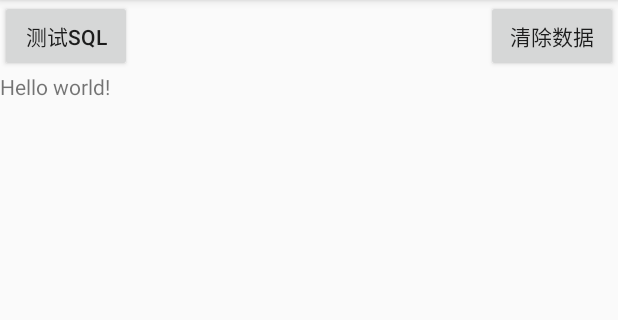
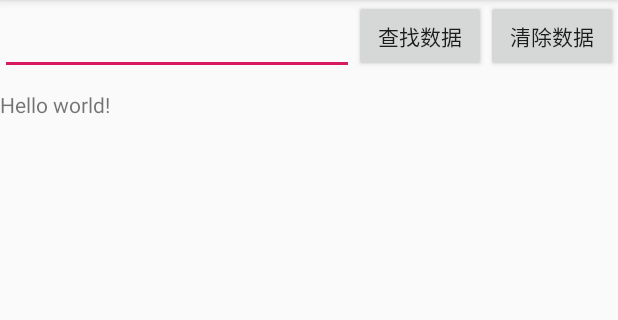
Before and after one commit to yleer3407/JTDS_SQL_APP, an Android app: the screen it shows after launch (MainActivity), on a phone screen of 412 x 824 dp, the part 84-404 px from its top. Run offline under Robolectric (Android 15) with nearby library versions, the phone set to English and light mode, and no system bars.

Commit message:
完成app部分搜索功能

```diff
--- a/AndroidCode3/app/src/main/AndroidManifest.xml
+++ b/AndroidCode3/app/src/main/AndroidManifest.xml
@@ -9,7 +9,7 @@
     <application
         android:allowBackup="true"
         android:icon="@mipmap/youli"
-        android:label="优力订单"
+        android:label="@string/app_name"
         android:roundIcon="@mipmap/ic_launcher_round"
         android:supportsRtl="true"
         android:theme="@style/AppTheme">
--- a/AndroidCode3/app/src/main/java/com/example/youlidata/MainActivity.java
+++ b/AndroidCode3/app/src/main/java/com/example/youlidata/MainActivity.java
@@ -6,9 +6,11 @@ import android.os.Bundle;
 import android.os.Handler;
 import android.os.Message;
 import android.view.View;
+import android.widget.EditText;
 import android.widget.TextView;
 
 public class MainActivity extends AppCompatActivity {
+    private EditText edtxt;
     private View btnTest;
     private View btnClean;
     private TextView tvTestResult;
@@ -19,6 +21,7 @@ public class MainActivity extends AppCompatActivity {
         setContentView(R.layout.activity_main);
         btnTest=findViewById(R.id.btnTestSql);
         btnClean=findViewById(R.id.btnClean);
+        edtxt = findViewById(R.id.editSearch);
         tvTestResult = (TextView)findViewById(R.id.tvTestResult);
 
         btnTest.setOnClickListener(getClickEvent());
@@ -46,7 +49,9 @@ public class MainActivity extends AppCompatActivity {
             @Override
             public void run()
             {
-                String ret = DBUtil.QuerySQL();
+                String strEdt = "";
+                strEdt = edtxt.getText().toString();
+                String ret = DBUtil.QuerySQL(strEdt);
                 Message msg = new Message();
                 msg.what=1001;
                 Bundle data = new Bundle();
--- a/AndroidCode3/app/src/main/res/layout/activity_main.xml
+++ b/AndroidCode3/app/src/main/res/layout/activity_main.xml
@@ -4,21 +4,38 @@
     android:layout_width="match_parent"
     android:layout_height="match_parent"
     tools:context=".MainActivity">
-    <Button
-        android:id="@+id/btnTestSql"
-        android:layout_width="wrap_content"
-        android:layout_height="wrap_content"
-        android:text="@string/testSQL"/>
-    <Button
-        android:id="@+id/btnClean"
-        android:layout_width="wrap_content"
-        android:layout_height="wrap_content"
-        android:layout_alignParentRight="true"
-        android:text="@string/clean"/>
+    <RelativeLayout
+        android:id="@+id/loutSearch"
+        android:layout_width="match_parent"
+        android:layout_height="60dp">
+
+        <Button
+            android:layout_width="wrap_content"
+            android:layout_height="wrap_content"
+            android:text="@string/clean"
+            android:layout_alignParentRight="true"
+            android:id="@+id/btnClean"/>
+        <Button
+            android:id="@+id/btnTestSql"
+            android:layout_width="wrap_content"
+            android:layout_height="wrap_content"
+            android:layout_toLeftOf="@id/btnClean"
+            android:padding="10dp"
+            android:text="@string/testSQL" />
+        <EditText
+            android:id="@+id/editSearch"
+            android:layout_width="match_parent"
+            android:layout_height="50dp"
+            android:layout_toLeftOf="@id/btnTestSql"
+            android:textColor="#000000"
+            />
+
+    </RelativeLayout>
+
     <ScrollView
         android:layout_width="match_parent"
         android:layout_height="wrap_content"
-        android:layout_below="@id/btnClean">
+        android:layout_below="@id/loutSearch">
         <LinearLayout
             android:layout_width="match_parent"
             android:layout_height="match_parent"
--- a/AndroidCode3/app/src/main/res/values/strings.xml
+++ b/AndroidCode3/app/src/main/res/values/strings.xml
@@ -1,8 +1,8 @@
 <?xml version="1.0" encoding="utf-8"?>
 <resources>
-    <string name="app_name">AndroidSQL</string>
+    <string name="app_name">优力订单</string>
     <string name="action_settings">Settings</string>
     <string name="hello_world">Hello world!</string>
-    <string name="testSQL">测试SQL</string>
+    <string name="testSQL">查找数据</string>
     <string name="clean">清除数据</string>
 </resources>
```
Also changed, not shown: AndroidCode3/app/src/main/java/com/example/youlidata/DBUtil.java (+7 -4 lines), AndroidCode3/app/src/main/res/drawable/info_et_bg.xml (added, +9 -0 lines).
